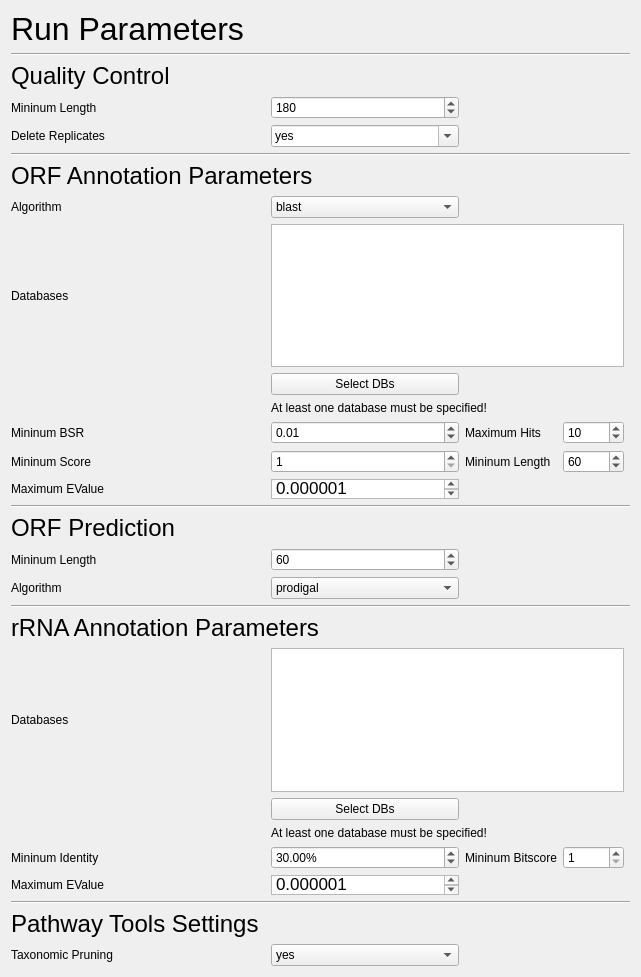
Before: the Qt Designer form SettingsTab.ui in hallamlab/MetaPathwaysGUI, drawn with Qt 5.
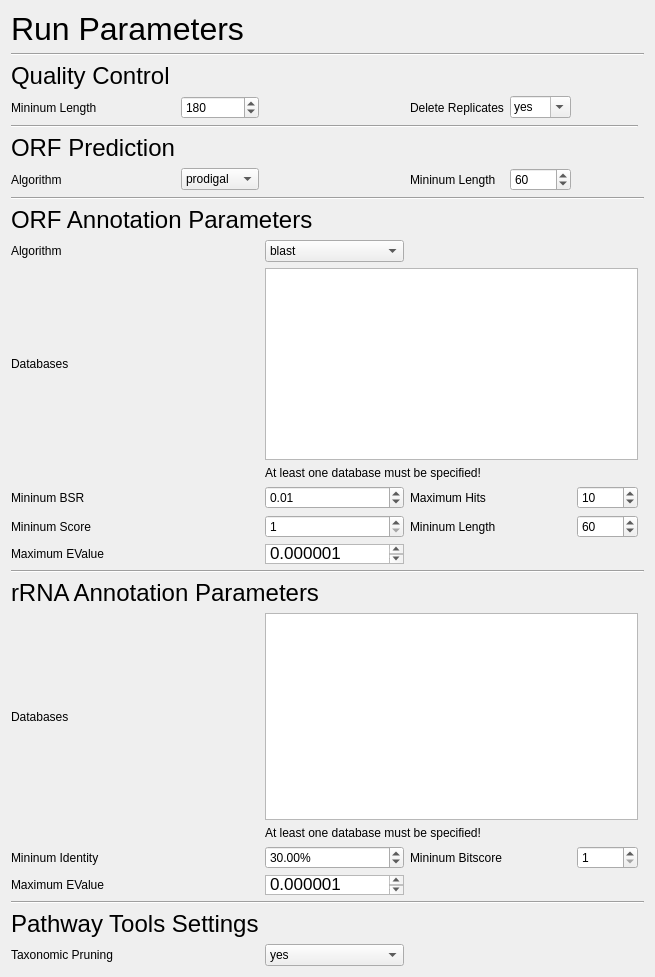
After: the same form once the commit is applied.

```diff
--- a/SettingsTab.ui
+++ b/SettingsTab.ui
@@ -14,47 +14,47 @@
    <string>Form</string>
   </property>
   <layout class="QGridLayout" name="gridLayout">
-   <item row="27" column="2">
-    <widget class="QPushButton" name="rrnaREFDBSButton">
+   <item row="36" column="2" colspan="4">
+    <widget class="QLabel" name="rrnaREFDBSWarning">
      <property name="text">
-      <string>Select DBs</string>
+      <string>At least one database must be specified!</string>
      </property>
     </widget>
    </item>
-   <item row="32" column="0" colspan="2">
-    <widget class="QLabel" name="label_17">
+   <item row="38" column="2">
+    <widget class="QDoubleSpinBox" name="rrnaMIN_IDENTITY">
+     <property name="suffix">
+      <string>%</string>
+     </property>
+     <property name="decimals">
+      <number>2</number>
+     </property>
+     <property name="minimum">
+      <double>0.000000000000000</double>
+     </property>
+     <property name="singleStep">
+      <double>1.000000000000000</double>
+     </property>
+     <property name="value">
+      <double>30.000000000000000</double>
+     </property>
+    </widget>
+   </item>
+   <item row="3" column="0">
+    <widget class="QLabel" name="label_2">
      <property name="text">
-      <string>Maximum EValue</string>
+      <string>Mininum Length</string>
      </property>
     </widget>
    </item>
-   <item row="19" column="0" colspan="7">
+   <item row="7" column="0" colspan="6">
     <widget class="Line" name="line_5">
      <property name="orientation">
       <enum>Qt::Horizontal</enum>
      </property>
     </widget>
    </item>
-   <item row="16" column="3" colspan="2">
-    <widget class="QLabel" name="label_13">
-     <property name="text">
-      <string>Mininum Length</string>
-     </property>
-    </widget>
-   </item>
-   <item row="20" column="0" colspan="3">
-    <widget class="QLabel" name="label_4">
-     <property name="font">
-      <font>
-       <pointsize>18</pointsize>
-      </font>
-     </property>
-     <property name="text">
-      <string>ORF Prediction</string>
-     </property>
-    </widget>
-   </item>
-   <item row="5" column="2">
+   <item row="3" column="1">
     <widget class="QSpinBox" name="quality_controlMIN_LENGTH">
      <property name="maximum">
       <number>99999999</number>
@@ -67,53 +67,28 @@
      </property>
     </widget>
    </item>
-   <item row="6" column="2">
-    <widget class="QComboBox" name="quality_controlDELETE_REPLICATES">
-     <property name="editable">
-      <bool>true</bool>
+   <item row="40" column="0" colspan="2">
+    <widget class="QLabel" name="label_17">
+     <property name="text">
+      <string>Maximum EValue</string>
      </property>
-     <property name="currentIndex">
-      <number>0</number>
+    </widget>
+   </item>
+   <item row="25" column="3" colspan="2">
+    <widget class="QLabel" name="label_13">
+     <property name="text">
+      <string>Mininum Length</string>
      </property>
-     <property name="maxVisibleItems">
-      <number>2</number>
-     </property>
-     <property name="maxCount">
-      <number>2</number>
-     </property>
-     <item>
-      <property name="text">
-       <string>yes</string>
-      </property>
-     </item>
-     <item>
-      <property name="text">
-       <string>no</string>
-      </property>
-     </item>
     </widget>
    </item>
-   <item row="10" column="0">
+   <item row="19" column="0">
     <widget class="QLabel" name="label_8">
      <property name="text">
       <string>Algorithm</string>
      </property>
     </widget>
    </item>
-   <item row="11" column="2" colspan="4">
-    <widget class="QTextEdit" name="annotationDBS">
-     <property name="verticalScrollBarPolicy">
-      <enum>Qt::ScrollBarAlwaysOff</enum>
-     </property>
-     <property name="horizontalScrollBarPolicy">
-      <enum>Qt::ScrollBarAlwaysOff</enum>
-     </property>
-     <property name="lineWrapMode">
-      <enum>QTextEdit::WidgetWidth</enum>
-     </property>
-    </widget>
-   </item>
-   <item row="16" column="5">
+   <item row="25" column="5">
     <widget class="QSpinBox" name="annotationMIN_LENGTH">
      <property name="maximum">
       <number>1000</number>
@@ -123,64 +98,31 @@
      </property>
     </widget>
    </item>
-   <item row="36" column="0" colspan="2">
+   <item row="44" column="0" colspan="2">
     <widget class="QLabel" name="label_21">
      <property name="text">
       <string>Taxonomic Pruning</string>
      </property>
     </widget>
    </item>
-   <item row="30" column="3" colspan="2">
+   <item row="38" column="3" colspan="2">
     <widget class="QLabel" name="label_19">
      <property name="text">
       <string>Mininum Bitscore</string>
      </property>
     </widget>
    </item>
-   <item row="21" column="2">
-    <widget class="QSpinBox" name="orf_predictionMIN_LENGTH">
+   <item row="25" column="2">
+    <widget class="QSpinBox" name="annotationMIN_SCORE">
      <property name="minimum">
       <number>1</number>
      </property>
      <property name="maximum">
       <number>10000</number>
      </property>
-     <property name="value">
-      <number>60</number>
-     </property>
     </widget>
    </item>
-   <item row="21" column="0" colspan="2">
-    <widget class="QLabel" name="label_6">
-     <property name="text">
-      <string>Mininum Length</string>
-     </property>
-    </widget>
-   </item>
-   <item row="22" column="0" colspan="2">
-    <widget class="QLabel" name="label_5">
-     <property name="text">
-      <string>Algorithm</string>
-     </property>
-    </widget>
-   </item>
-   <item row="22" column="2">
-    <widget class="QComboBox" name="orf_predictionALGORITHM">
-     <item>
-      <property name="text">
-       <string>prodigal</string>
-      </property>
-     </item>
-    </widget>
-   </item>
-   <item row="13" column="2" colspan="2">
-    <widget class="QLabel" name="annotationDBSWarning">
-     <property name="text">
-      <string>At least one database must be specified!</string>
-     </property>
-    </widget>
-   </item>
-   <item row="17" column="2">
+   <item row="26" column="2">
     <widget class="QTextEdit" name="annotationMAX_EVALUE">
      <property name="minimumSize">
       <size>
@@ -203,27 +145,7 @@
      </property>
     </widget>
    </item>
-   <item row="17" column="0">
-    <widget class="QLabel" name="label_11">
-     <property name="text">
-      <string>Maximum EValue</string>
-     </property>
-    </widget>
-   </item>
-   <item row="26" column="2" colspan="4">
-    <widget class="QTextEdit" name="rrnaREFDBS">
-     <property name="verticalScrollBarPolicy">
-      <enum>Qt::ScrollBarAlwaysOff</enum>
-     </property>
-     <property name="horizontalScrollBarPolicy">
-      <enum>Qt::ScrollBarAlwaysOff</enum>
-     </property>
-     <property name="lineWrapMode">
-      <enum>QTextEdit::WidgetWidth</enum>
-     </property>
-    </widget>
-   </item>
-   <item row="14" column="2">
+   <item row="23" column="2">
     <widget class="QDoubleSpinBox" name="annotationMIN_BSR">
      <property name="minimum">
       <double>0.000000000000000</double>
@@ -239,88 +161,49 @@
      </property>
     </widget>
    </item>
-   <item row="8" column="0" colspan="7">
+   <item row="17" column="0" colspan="7">
     <widget class="Line" name="line">
      <property name="orientation">
       <enum>Qt::Horizontal</enum>
      </property>
     </widget>
    </item>
-   <item row="28" column="2" colspan="3">
-    <widget class="QLabel" name="rrnaREFDBSWarning">
+   <item row="22" column="2" colspan="4">
+    <widget class="QLabel" name="annotationDBSWarning">
      <property name="text">
       <string>At least one database must be specified!</string>
      </property>
     </widget>
    </item>
-   <item row="24" column="0" colspan="4">
-    <widget class="QLabel" name="label_15">
-     <property name="font">
-      <font>
-       <pointsize>18</pointsize>
-      </font>
-     </property>
-     <property name="text">
-      <string>rRNA Annotation Parameters</string>
-     </property>
+   <item row="10" column="1">
+    <widget class="QComboBox" name="orf_predictionALGORITHM">
+     <item>
+      <property name="text">
+       <string>prodigal</string>
+      </property>
+     </item>
     </widget>
    </item>
-   <item row="9" column="0" colspan="4">
-    <widget class="QLabel" name="label_7">
+   <item row="9" column="0">
+    <widget class="QLabel" name="label_4">
      <property name="font">
       <font>
        <pointsize>18</pointsize>
       </font>
      </property>
      <property name="text">
-      <string>ORF Annotation Parameters</string>
+      <string>ORF Prediction</string>
      </property>
     </widget>
    </item>
-   <item row="30" column="2">
-    <widget class="QDoubleSpinBox" name="rrnaMIN_IDENTITY">
-     <property name="suffix">
-      <string>%</string>
-     </property>
-     <property name="decimals">
-      <number>2</number>
-     </property>
-     <property name="minimum">
-      <double>0.000000000000000</double>
-     </property>
-     <property name="singleStep">
-      <double>1.000000000000000</double>
-     </property>
-     <property name="value">
-      <double>30.000000000000000</double>
-     </property>
-    </widget>
-   </item>
-   <item row="2" column="0" colspan="3">
-    <widget class="QLabel" name="label">
-     <property name="font">
-      <font>
-       <pointsize>18</pointsize>
-      </font>
-     </property>
+   <item row="10" column="0">
+    <widget class="QLabel" name="label_5">
      <property name="text">
-      <string>Quality Control</string>
+      <string>Algorithm</string>
      </property>
     </widget>
    </item>
-   <item row="35" column="0">
-    <widget class="QLabel" name="label_20">
-     <property name="font">
-      <font>
-       <pointsize>18</pointsize>
-      </font>
-     </property>
-     <property name="text">
-      <string>Pathway Tools Settings</string>
-     </property>
-    </widget>
-   </item>
-   <item row="32" column="2">
+   <item row="40" column="2">
     <widget class="QTextEdit" name="rrnaMAX_EVALUE">
      <property name="maximumSize">
       <size>
@@ -344,28 +227,7 @@
      </property>
     </widget>
    </item>
-   <item row="6" column="0" colspan="2">
-    <widget class="QLabel" name="label_3">
-     <property name="text">
-      <string>Delete Replicates</string>
-     </property>
-    </widget>
-   </item>
-   <item row="5" column="0" colspan="2">
-    <widget class="QLabel" name="label_2">
-     <property name="text">
-      <string>Mininum Length</string>
-     </property>
-    </widget>
-   </item>
-   <item row="14" column="0">
-    <widget class="QLabel" name="label_10">
-     <property name="text">
-      <string>Mininum BSR</string>
-     </property>
-    </widget>
-   </item>
-   <item row="14" column="5">
+   <item row="23" column="5">
     <widget class="QSpinBox" name="annotationMAX_HITS">
      <property name="minimum">
       <number>0</number>
@@ -378,17 +240,7 @@
      </property>
     </widget>
    </item>
-   <item row="16" column="2">
-    <widget class="QSpinBox" name="annotationMIN_SCORE">
-     <property name="minimum">
-      <number>1</number>
-     </property>
-     <property name="maximum">
-      <number>10000</number>
-     </property>
-    </widget>
-   </item>
-   <item row="30" column="5">
+   <item row="38" column="5">
     <widget class="QSpinBox" name="rrnaMIN_BITSCORE">
      <property name="minimum">
       <number>1</number>
@@ -398,21 +250,21 @@
      </property>
     </widget>
    </item>
-   <item row="26" column="0">
+   <item row="35" column="0">
     <widget class="QLabel" name="label_16">
      <property name="text">
       <string>Databases</string>
      </property>
     </widget>
    </item>
-   <item row="33" column="0" colspan="7">
+   <item row="41" column="0" colspan="7">
     <widget class="Line" name="line_4">
      <property name="orientation">
       <enum>Qt::Horizontal</enum>
      </property>
     </widget>
    </item>
-   <item row="10" column="2">
+   <item row="19" column="2">
     <widget class="QComboBox" name="annotationALGORITHM">
      <property name="editable">
       <bool>false</bool>
@@ -432,7 +284,7 @@
      </item>
     </widget>
    </item>
-   <item row="11" column="0">
+   <item row="20" column="0">
     <widget class="QLabel" name="label_9">
      <property name="text">
       <string>Databases</string>
@@ -451,14 +303,14 @@
      </property>
     </widget>
    </item>
-   <item row="23" column="0" colspan="7">
+   <item row="32" column="0" colspan="7">
     <widget class="Line" name="line_3">
      <property name="orientation">
       <enum>Qt::Horizontal</enum>
      </property>
     </widget>
    </item>
-   <item row="36" column="2">
+   <item row="44" column="2">
     <widget class="QComboBox" name="ptools_settingsTAXONOMIC_PRUNING">
      <item>
       <property name="text">
@@ -472,31 +324,152 @@
      </item>
     </widget>
    </item>
-   <item row="16" column="0">
+   <item row="38" column="0">
+    <widget class="QLabel" name="label_18">
+     <property name="text">
+      <string>Mininum Identity         </string>
+     </property>
+    </widget>
+   </item>
+   <item row="2" column="0" colspan="3">
+    <widget class="QLabel" name="label">
+     <property name="font">
+      <font>
+       <pointsize>18</pointsize>
+      </font>
+     </property>
+     <property name="text">
+      <string>Quality Control</string>
+     </property>
+    </widget>
+   </item>
+   <item row="20" column="2" colspan="4">
+    <widget class="QListWidget" name="annotationDBS">
+     <property name="sizePolicy">
+      <sizepolicy hsizetype="Preferred" vsizetype="Preferred">
+       <horstretch>0</horstretch>
+       <verstretch>0</verstretch>
+      </sizepolicy>
+     </property>
+    </widget>
+   </item>
+   <item row="35" column="2" colspan="4">
+    <widget class="QListWidget" name="rrnaREFDBS"/>
+   </item>
+   <item row="10" column="4">
+    <widget class="QSpinBox" name="orf_predictionMIN_LENGTH">
+     <property name="minimum">
+      <number>1</number>
+     </property>
+     <property name="maximum">
+      <number>10000</number>
+     </property>
+     <property name="value">
+      <number>60</number>
+     </property>
+    </widget>
+   </item>
+   <item row="10" column="3">
+    <widget class="QLabel" name="label_6">
+     <property name="text">
+      <string>Mininum Length</string>
+     </property>
+    </widget>
+   </item>
+   <item row="3" column="4">
+    <widget class="QComboBox" name="quality_controlDELETE_REPLICATES">
+     <property name="editable">
+      <bool>true</bool>
+     </property>
+     <property name="currentIndex">
+      <number>0</number>
+     </property>
+     <property name="maxVisibleItems">
+      <number>2</number>
+     </property>
+     <property name="maxCount">
+      <number>2</number>
+     </property>
+     <item>
+      <property name="text">
+       <string>yes</string>
+      </property>
+     </item>
+     <item>
+      <property name="text">
+       <string>no</string>
+      </property>
+     </item>
+    </widget>
+   </item>
+   <item row="3" column="3">
+    <widget class="QLabel" name="label_3">
+     <property name="text">
+      <string>Delete Replicates</string>
+     </property>
+    </widget>
+   </item>
+   <item row="43" column="0" colspan="2">
+    <widget class="QLabel" name="label_20">
+     <property name="font">
+      <font>
+       <pointsize>18</pointsize>
+      </font>
+     </property>
+     <property name="text">
+      <string>Pathway Tools Settings</string>
+     </property>
+    </widget>
+   </item>
+   <item row="26" column="0" colspan="2">
+    <widget class="QLabel" name="label_11">
+     <property name="text">
+      <string>Maximum EValue</string>
+     </property>
+    </widget>
+   </item>
+   <item row="25" column="0" colspan="2">
     <widget class="QLabel" name="label_12">
      <property name="text">
       <string>Mininum Score</string>
      </property>
     </widget>
    </item>
-   <item row="14" column="3">
+   <item row="23" column="0" colspan="2">
+    <widget class="QLabel" name="label_10">
+     <property name="text">
+      <string>Mininum BSR</string>
+     </property>
+    </widget>
+   </item>
+   <item row="23" column="3" colspan="2">
     <widget class="QLabel" name="label_14">
      <property name="text">
       <string>Maximum Hits</string>
      </property>
     </widget>
    </item>
-   <item row="12" column="2">
-    <widget class="QPushButton" name="annotationDBSButton">
+   <item row="33" column="0" colspan="5">
+    <widget class="QLabel" name="label_15">
+     <property name="font">
+      <font>
+       <pointsize>18</pointsize>
+      </font>
+     </property>
      <property name="text">
-      <string>Select DBs</string>
+      <string>rRNA Annotation Parameters</string>
      </property>
     </widget>
    </item>
-   <item row="30" column="0">
-    <widget class="QLabel" name="label_18">
+   <item row="18" column="0" colspan="5">
+    <widget class="QLabel" name="label_7">
+     <property name="font">
+      <font>
+       <pointsize>18</pointsize>
+      </font>
+     </property>
      <property name="text">
-      <string>Mininum Identity         </string>
+      <string>ORF Annotation Parameters</string>
      </property>
     </widget>
    </item>
```
Left out of the diff: 6 changed lines with no effect on the pictures.
